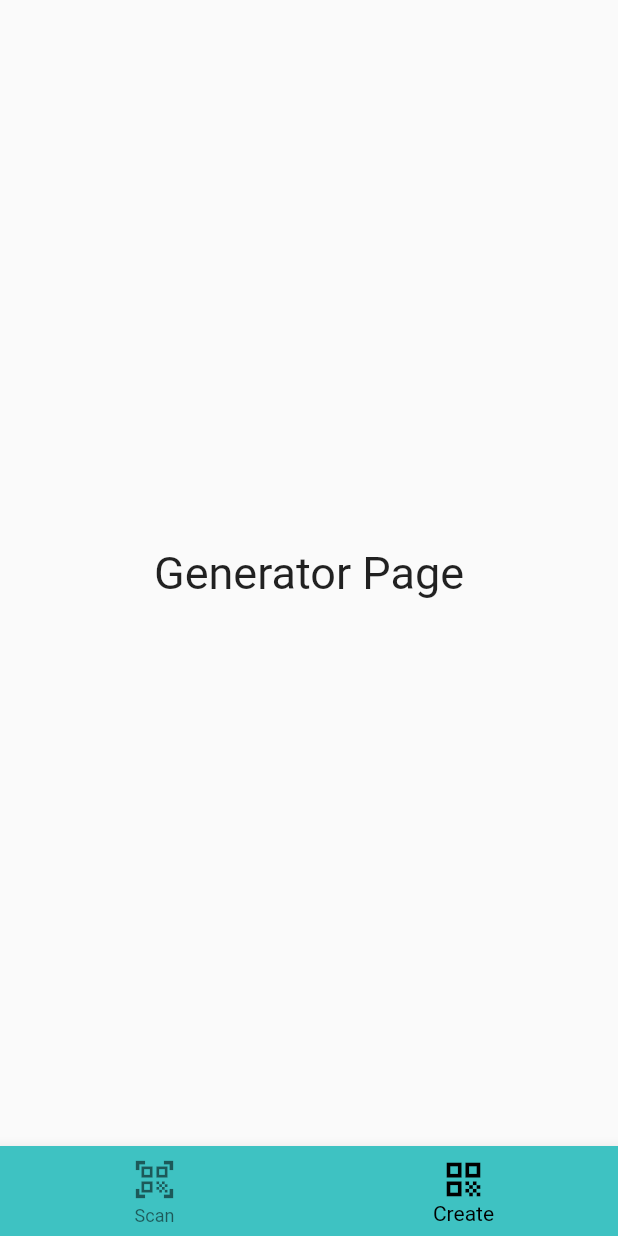
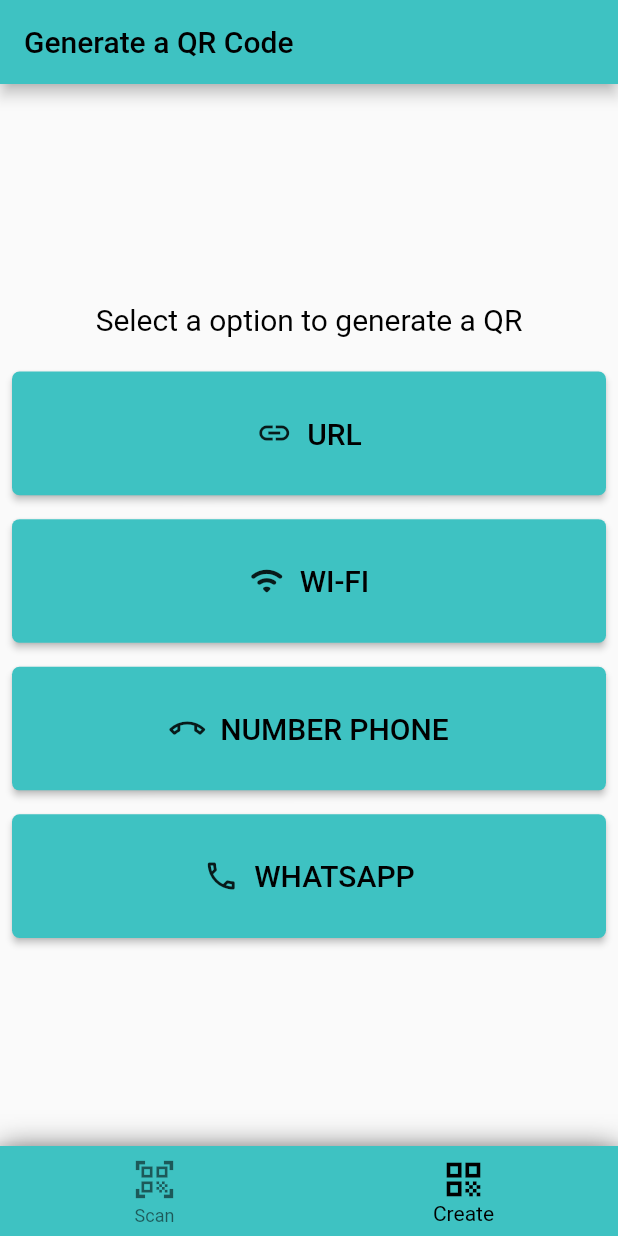
Before and after one commit to PedroHigueraG/qr_factory, a Flutter app: the screen it shows after launch, item 2 of the bottom bar chosen, on a phone screen of 412 x 824 dp. Run offline on Flutter 3.47's test engine with Material 2 defaults, Android fonts, the light colour scheme and no system bars; our stand-ins replace qr_flutter; missing offline and left inert: qr_code_scanner.

Commit message:
Page for generate a qr was created, in process

```diff
--- a/lib/generatorPage.dart
+++ b/lib/generatorPage.dart
@@ -1,12 +1,135 @@
 import 'package:flutter/material.dart';
+import 'package:qr_factory/qrGenerated.dart';
 
-class generatorPage extends StatelessWidget {
-  const generatorPage({Key key}) : super(key: key);
+var alto = 0.1;
+
+class GeneratorPage extends StatelessWidget {
+  const GeneratorPage({Key key}) : super(key: key);
 
   @override
   Widget build(BuildContext context) {
-    return Center(
-      child: Text('Generator Page',style: TextStyle(fontSize: 30),),
+    List<Widget> _botones = [
+      urlButton(context),
+      wifiButton(context),
+      telButton(context),
+      wpButton(context)
+    ];
+    return Scaffold(
+      appBar: AppBar(
+        title: Text('Generate a QR Code',
+            style: TextStyle(color: Colors.black, fontSize: 20)),
+        backgroundColor: Color(0xff3EC2C2),
+      ),
+      body: Column(
+        mainAxisAlignment: MainAxisAlignment.center,
+        children: [
+          Padding(
+            padding: const EdgeInsets.all(15.0),
+            child: Center(
+              child: Text(
+                'Select a option to generate a QR',
+                style: TextStyle(fontSize: 20, color: Colors.black),
+                textAlign: TextAlign.center,
+              ),
+            ),
+          ),
+          _botones[0],
+          _botones[1],
+          _botones[2],
+          _botones[3],
+        ],
+      ),
+    );
+  }
+
+  Widget urlButton(context) {
+    return Padding(
+      padding: const EdgeInsets.all(8.0),
+      child: MaterialButton(
+        shape: RoundedRectangleBorder(borderRadius: BorderRadius.circular(5)),
+        height: MediaQuery.of(context).size.height * alto,
+        color: Color(0xff3EC2C2),
+        child: Row(
+          mainAxisAlignment: MainAxisAlignment.center,
+          children: [
+            Icon(Icons.link),
+            Text(
+              '  URL',
+              style: TextStyle(color: Colors.black, fontSize: 20),
+            ),
+          ],
+        ),
+        onPressed: () {
+          Navigator.push(
+              context, MaterialPageRoute(builder: (context) => QrGenPage()));
+        },
+      ),
+    );
+  }
+
+  Widget wifiButton(context) {
+    return Padding(
+      padding: const EdgeInsets.all(8.0),
+      child: MaterialButton(
+        shape: RoundedRectangleBorder(borderRadius: BorderRadius.circular(5)),
+        height: MediaQuery.of(context).size.height * alto,
+        color: Color(0xff3EC2C2),
+        child: Row(
+          mainAxisAlignment: MainAxisAlignment.center,
+          children: [
+            Icon(Icons.wifi_rounded),
+            Text(
+              '  WI-FI',
+              style: TextStyle(color: Colors.black, fontSize: 20),
+            ),
+          ],
+        ),
+        onPressed: () {},
+      ),
+    );
+  }
+
+  Widget telButton(context) {
+    return Padding(
+      padding: const EdgeInsets.all(8.0),
+      child: MaterialButton(
+        shape: RoundedRectangleBorder(borderRadius: BorderRadius.circular(5)),
+        height: MediaQuery.of(context).size.height * alto,
+        color: Color(0xff3EC2C2),
+        child: Row(
+          mainAxisAlignment: MainAxisAlignment.center,
+          children: [
+            Icon(Icons.call_end_outlined),
+            Text(
+              '  NUMBER PHONE',
+              style: TextStyle(color: Colors.black, fontSize: 20),
+            ),
+          ],
+        ),
+        onPressed: () {},
+      ),
+    );
+  }
+
+  Widget wpButton(context) {
+    return Padding(
+      padding: const EdgeInsets.all(8.0),
+      child: MaterialButton(
+        shape: RoundedRectangleBorder(borderRadius: BorderRadius.circular(5)),
+        height: MediaQuery.of(context).size.height * alto,
+        color: Color(0xff3EC2C2),
+        child: Row(
+          mainAxisAlignment: MainAxisAlignment.center,
+          children: [
+            Icon(Icons.call_outlined),
+            Text(
+              '  WHATSAPP',
+              style: TextStyle(color: Colors.black, fontSize: 20),
+            ),
+          ],
+        ),
+        onPressed: () {},
+      ),
     );
   }
 }
--- a/lib/main.dart
+++ b/lib/main.dart
@@ -13,8 +13,8 @@
   int _currentPage = 0;
 
   List<Widget> _pages = [
-    scannerPage(),
-    generatorPage()
+    ScannerPage(),
+    GeneratorPage()
   ];
 
   @override
@@ -24,7 +24,17 @@
       debugShowCheckedModeBanner: false,
       home: Scaffold(
         body: _pages[_currentPage],
-        bottomNavigationBar: BottomNavigationBar(
+        bottomNavigationBar: Container(
+          decoration: BoxDecoration(
+          boxShadow: <BoxShadow>[
+            BoxShadow(
+                color: Colors.black54,
+                blurRadius: 15.0,
+                offset: Offset(0.0, 0.75)
+            )
+          ],
+        ),
+          child: BottomNavigationBar(
             onTap: (index) {
               setState(() {
                 _currentPage = index;
@@ -36,11 +46,13 @@
                   icon: Icon(Icons.qr_code_scanner), label: 'Scan'),
               BottomNavigationBarItem(icon: Icon(Icons.qr_code), label: 'Create'),
             ],
+
             backgroundColor: Color(0xff3EC2C2),
             selectedItemColor: Colors.black,
             iconSize: 30,
           ),
         ),
+      ),
     );
   }
 }
--- a/pubspec.yaml
+++ b/pubspec.yaml
@@ -30,6 +30,7 @@
   cupertino_icons: ^1.0.2
   qr_code_scanner: ^0.4.0
   url_launcher: ^6.0.3
+  qr_flutter: ^4.0.0
 
 dev_dependencies:
   flutter_test:
```
Also changed, not shown: lib/qrGenerated.dart (added, +86 -0 lines), lib/scannerPage.dart (+5 -21 lines), pubspec.lock. Lines whose indentation alone changed are shown as unchanged.
